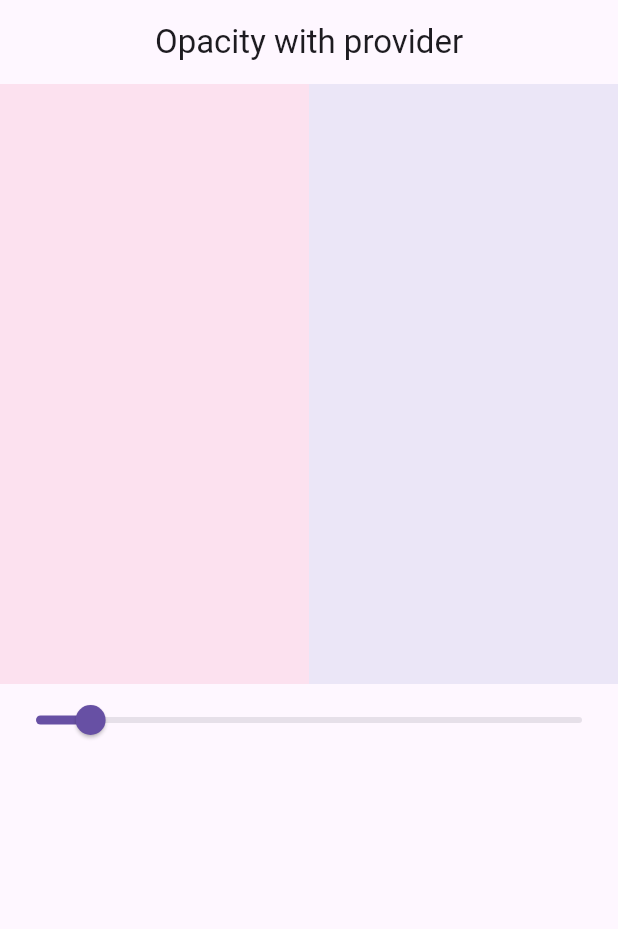
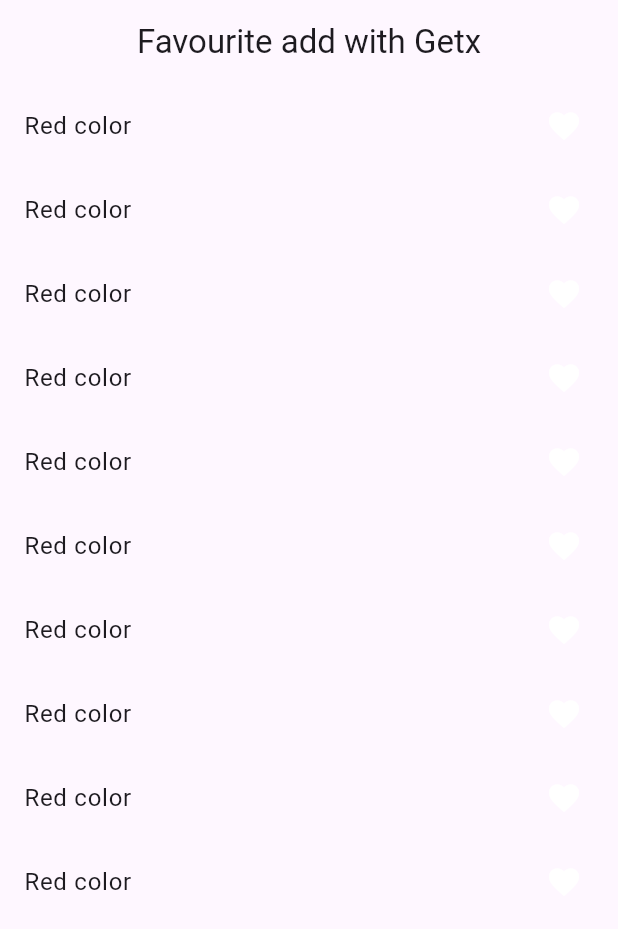
Before and after one commit to araful39/Provier_Practice, a Flutter app: the screen it shows after launch, on a phone screen of 412 x 824 dp. Shown: the top 929 px of the screen. Run offline on Flutter 3.47's test engine with Material 3 defaults, Android fonts, the phone set to English and light mode, and no system bars; our stand-ins replace get.

Commit message:
add favourite color with setstate and getx

```diff
--- a/lib/main.dart
+++ b/lib/main.dart
@@ -5,6 +5,8 @@ import 'package:provider/provider.dart';
 import 'package:provider_practice/part-01/model_view/provier_controller/provier_controller.dart';
 import 'package:provider_practice/part-01/view/counter_with_getx.dart';
 import 'package:provider_practice/part-01/view/counter_with_provider.dart';
+import 'package:provider_practice/part-01/view/favouriteadd_with_getx.dart';
+import 'package:provider_practice/part-01/view/favouriteadd_with_setstate.dart';
 import 'package:provider_practice/part-01/view/opacity_color_with_setstat.dart';
 import 'package:provider_practice/part-01/view/opacity_with_getx.dart';
 import 'package:provider_practice/part-01/view/opacity_with_provier.dart';
@@ -28,7 +30,7 @@ class MyApp extends StatelessWidget {
 
     ],
     child: GetMaterialApp(
-      home: OpacityWithProvider(),
+      home: FavouriteWithGetx(),
     ),
     );
     return GetMaterialApp(
--- a/lib/part-01/model_view/controller/controller.dart
+++ b/lib/part-01/model_view/controller/controller.dart
@@ -1,14 +1,25 @@
 import 'package:get/get.dart';
 
-class CounterController extends GetxController{
-  RxInt counter=1.obs;
- var name="Raju".obs;
-RxDouble opactiy=0.0.obs;
-void increementCounter(){
-  counter++;
+class CounterController extends GetxController {
+  RxInt counter = 1.obs;
+  var name = "Raju".obs;
+  RxDouble opactiy = 0.0.obs;
+  RxList favouriteList = [].obs;
+
+
+  void increementCounter() {
+    counter++;
+  }
+
+  void getOpacity(double val) {
+    opactiy.value = val;
+    update();
+  }
+void addToFavouriteList(int index){
+    favouriteList.add(index);
 }
-void getOpacity(double val){
-  opactiy.value=val;
-  update();
+void removeFromFavouriteList(int index){
+    favouriteList.remove(index);
 }
+
 }
--- /dev/null
+++ b/lib/part-01/view/favouriteadd_with_getx.dart
@@ -0,0 +1,48 @@
+import 'package:flutter/material.dart';
+import 'package:get/get.dart';
+import 'package:provider_practice/part-01/model_view/controller/controller.dart';
+
+class FavouriteWithGetx extends StatefulWidget {
+  const FavouriteWithGetx({super.key});
+
+  @override
+  State<FavouriteWithGetx> createState() => _FavouriteWithGetxState();
+}
+
+class _FavouriteWithGetxState extends State<FavouriteWithGetx> {
+  final CounterController _counterController = Get.put(CounterController());
+  @override
+  Widget build(BuildContext context) {
+    print("Rebuild");
+    return Scaffold(
+      appBar: AppBar(
+        title: Text("Favourite add with Getx"),
+        centerTitle: true,
+      ),
+      body: ListView.builder(
+          itemCount: 10,
+          itemBuilder: (context, index) {
+            return ListTile(
+              onTap: () {
+                if (_counterController.favouriteList.contains(index)) {
+                  _counterController.removeFromFavouriteList(index);
+                } else {
+                  _counterController.addToFavouriteList(index);
+                }
+              },
+              title: Text("Red color"),
+              trailing:
+                  Obx(() => _counterController.favouriteList.contains(index)
+                      ? Icon(
+                          Icons.favorite,
+                          color: Colors.red,
+                        )
+                      : Icon(
+                          Icons.favorite,
+                          color: Colors.white,
+                        )),
+            );
+          }),
+    );
+  }
+}
```
Also changed, not shown: lib/part-01/view/favouriteadd_with_setstate.dart (added, +46 -0 lines).
